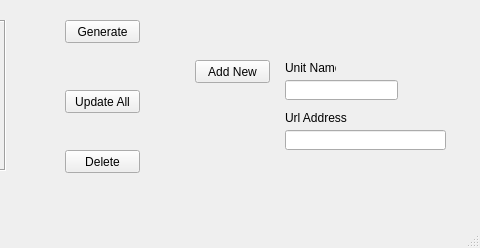
Qt form GUI.ui (SeanMilty95/FinalScraper) before a commit; both pictures show x 225 to 705 and y 0 to 248 of the 705 by 248 pixel window.
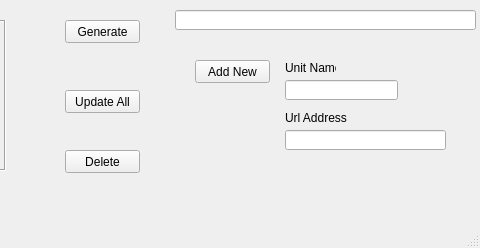
The same form after that commit.

Commit message: Stopped Blank unit add

The edit to the form file:
```diff
--- a/GUI.ui
+++ b/GUI.ui
@@ -163,6 +163,19 @@
      <string>Delete</string>
     </property>
    </widget>
+   <widget class="QLineEdit" name="ErrorEdit">
+    <property name="geometry">
+     <rect>
+      <x>400</x>
+      <y>10</y>
+      <width>301</width>
+      <height>20</height>
+     </rect>
+    </property>
+    <property name="clearButtonEnabled">
+     <bool>false</bool>
+    </property>
+   </widget>
   </widget>
   <widget class="QMenuBar" name="menubar">
    <property name="geometry">
```
The commit also changes 2 other files.
